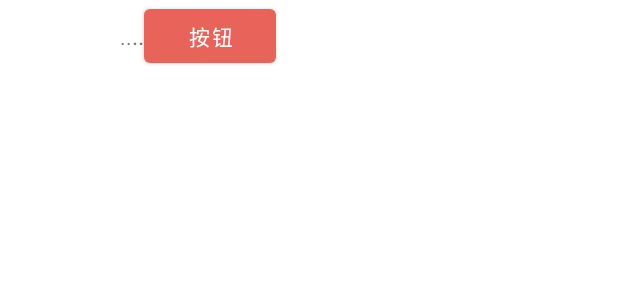
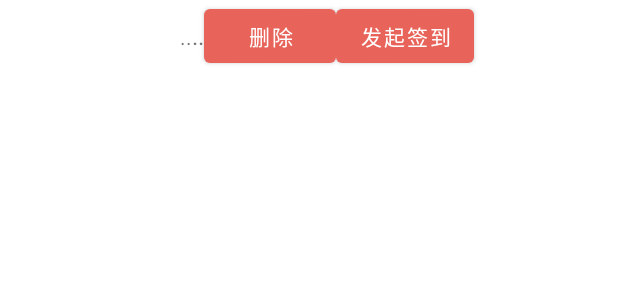
Before and after one commit to sushi11111/ClassroomCheck-inSystem, an Android app: the layout recyclerview_course_records.xml on its own in the app's theme, with its tools: preview values and no code run, on a phone screen of 412 x 824 dp. Shown: the top 300 px of the screen. Run offline under Robolectric (Android 15) with nearby library versions, the light colour scheme and no system bars.

Commit message:
教师没结课显示

```diff
--- a/app/src/main/AndroidManifest.xml
+++ b/app/src/main/AndroidManifest.xml
@@ -16,7 +16,7 @@
         android:networkSecurityConfig="@xml/network_security_config"
         tools:targetApi="31">
         <activity android:name=".Signup.SignupActivity"></activity>
-<!--        <activity android:name=".teacher.CourseFragment"></activity>-->
+        <activity android:name=".teacher.StartingCheckActivity"></activity>
         <activity android:name=".InfoActivity"></activity>
         <activity android:name=".teacher.TeacherMainActivity"></activity>
         <activity android:name=".student.StudentMainActivity"></activity>
--- a/app/src/main/res/layout/activity_login.xml
+++ b/app/src/main/res/layout/activity_login.xml
@@ -5,7 +5,6 @@
     android:layout_width="match_parent"
     android:layout_height="match_parent"
     android:orientation="vertical"
-
     tools:context=".Login.LoginActivity">
 
     <RelativeLayout
--- a/app/src/main/res/layout/fragment_teacher_course.xml
+++ b/app/src/main/res/layout/fragment_teacher_course.xml
@@ -6,5 +6,5 @@
     <androidx.recyclerview.widget.RecyclerView
             android:id="@+id/unFinishCourse"
             android:layout_width="match_parent"
-            android:layout_height="60dp"/>
+            android:layout_height="650dp"/>
 </LinearLayout>
--- a/app/src/main/res/layout/recyclerview_course_records.xml
+++ b/app/src/main/res/layout/recyclerview_course_records.xml
@@ -1,13 +1,13 @@
 <?xml version="1.0" encoding="utf-8"?>
 <LinearLayout xmlns:android="http://schemas.android.com/apk/res/android"
               android:layout_width="match_parent"
-              android:layout_height="match_parent"
+              android:layout_height="100dp"
               android:orientation="horizontal">
 
     <ImageView
             android:id="@+id/coursePhoto"
-            android:layout_width="80dp"
-            android:layout_height="80dp"/>
+            android:layout_width="120dp"
+            android:layout_height="120dp"/>
 
     <TextView
             android:id="@+id/courseId"
@@ -30,9 +30,15 @@
             android:textSize="16sp"/>
 
     <Button
-            android:id="@+id/btn_item_action"
+            android:id="@+id/deleteCourseBtn"
             android:layout_width="wrap_content"
             android:layout_height="wrap_content"
-            android:text="按钮"/>
+            android:text="删除"/>
+
+    <Button
+            android:id="@+id/startCheckBtn"
+            android:layout_width="wrap_content"
+            android:layout_height="wrap_content"
+            android:text="发起签到"/>
 
 </LinearLayout>
```
Also changed, not shown: app/src/main/java/com/example/aclass/teacher/StartingCheckActivity.java (added, +25 -0 lines), app/src/main/java/com/example/aclass/teacher/TeacherCourseFragment.java (+13 -11 lines), app/src/main/java/com/example/aclass/teacher/response/vo/RecordAdapter.java (added, +133 -0 lines), app/src/main/java/com/example/aclass/teacher/vo/RecordAdapter.java (deleted, +0 -67 lines), app/src/main/res/layout/activity_starting_check.xml (added, +11 -0 lines).
